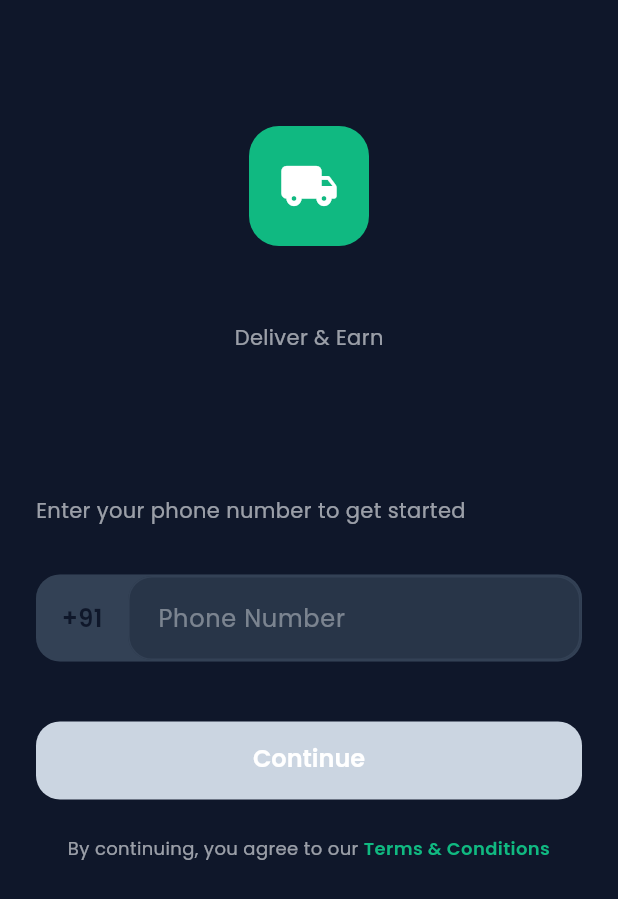
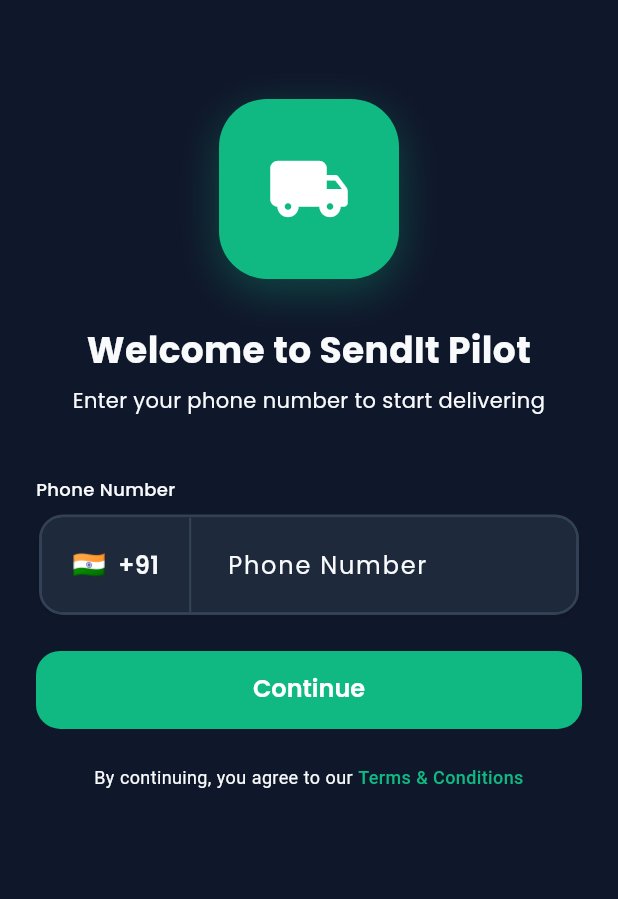
Before and after one commit to Nivs4796/SendIt, a Flutter app: the screen it shows after launch, on a phone screen of 412 x 824 dp. Shown: the top 899 px of the screen. Run offline on Flutter 3.47's test engine with Material 3 defaults, Android fonts, the phone set to English and light mode, and no system bars; our stand-ins replace dio, flutter_spinkit, geocoding, geolocator, get, get_storage and 5 more.

Commit message:
fix(pilot): Match user app UI/theme completely
- Rewrote login_view.dart to match user app (animations, AppText, AppTextField.phone)
- Rewrote otp_view.dart to match user app (AppOtpField, animations, AppButton)
- Fixed AppText widget to always apply theme color (was using hardcoded dark colors)
- All text now uses theme.colorScheme.onSurface for proper dark mode support
- UI now consistent between pilot and user apps

```diff
--- a/pilot_app/lib/app/core/widgets/app_text.dart
+++ b/pilot_app/lib/app/core/widgets/app_text.dart
@@ -84,24 +84,26 @@
   @override
   Widget build(BuildContext context) {
     TextStyle baseStyle = _getBaseStyle();
+    final theme = Theme.of(context);
 
     // Determine the effective color
     Color? effectiveColor = color;
     if (_isErrorText) {
-      effectiveColor = Theme.of(context).colorScheme.error;
+      effectiveColor = theme.colorScheme.error;
     } else if (_isSecondaryText) {
-      effectiveColor = Theme.of(context).colorScheme.onSurfaceVariant;
+      effectiveColor = theme.colorScheme.onSurfaceVariant;
+    } else if (color == null) {
+      // Apply theme-aware text color for all other variants
+      effectiveColor = theme.colorScheme.onSurface;
     }
 
     // Apply overrides
-    if (effectiveColor != null || letterSpacing != null || fontWeight != null || decoration != null) {
     baseStyle = baseStyle.copyWith(
       color: effectiveColor,
       letterSpacing: letterSpacing,
       fontWeight: fontWeight,
       decoration: decoration,
     );
-    }
 
     return Text(
       text,
--- a/pilot_app/lib/app/modules/auth/views/login_view.dart
+++ b/pilot_app/lib/app/modules/auth/views/login_view.dart
@@ -1,11 +1,7 @@
 import 'package:flutter/material.dart';
-import 'package:flutter/services.dart';
 import 'package:get/get.dart';
-
 import '../../../core/theme/app_colors.dart';
-import '../../../core/theme/app_text_styles.dart';
-import '../../../core/theme/app_theme.dart';
-import '../../../core/widgets/app_button.dart';
+import '../../../core/widgets/widgets.dart';
 import '../controllers/auth_controller.dart';
 
 class LoginView extends GetView<AuthController> {
@@ -13,191 +9,157 @@
 
   @override
   Widget build(BuildContext context) {
+    return const _LoginContent();
+  }
+}
+
+class _LoginContent extends StatefulWidget {
+  const _LoginContent();
+
+  @override
+  State<_LoginContent> createState() => _LoginContentState();
+}
+
+class _LoginContentState extends State<_LoginContent>
+    with SingleTickerProviderStateMixin {
+  late TextEditingController _phoneController;
+  late FocusNode _phoneFocusNode;
+  late AnimationController _animationController;
+  late Animation<double> _fadeAnimation;
+  late Animation<Offset> _slideAnimation;
+
+  @override
+  void initState() {
+    super.initState();
+    _phoneController = TextEditingController();
+    _phoneFocusNode = FocusNode();
+    _animationController = AnimationController(
+      vsync: this,
+      duration: const Duration(milliseconds: 600),
+    );
+    _fadeAnimation = Tween<double>(begin: 0.0, end: 1.0).animate(
+      CurvedAnimation(parent: _animationController, curve: Curves.easeOut),
+    );
+    _slideAnimation = Tween<Offset>(
+      begin: const Offset(0, 0.05),
+      end: Offset.zero,
+    ).animate(
+      CurvedAnimation(parent: _animationController, curve: Curves.easeOutCubic),
+    );
+    _animationController.forward();
+  }
+
+  @override
+  void dispose() {
+    _phoneController.dispose();
+    _phoneFocusNode.dispose();
+    _animationController.dispose();
+    super.dispose();
+  }
+
+  @override
+  Widget build(BuildContext context) {
+    final controller = Get.find<AuthController>();
     final theme = Theme.of(context);
-    final isDark = theme.brightness == Brightness.dark;
+    final screenHeight = MediaQuery.of(context).size.height;
 
-    return Scaffold(
+    return GestureDetector(
+      onTap: () => FocusScope.of(context).unfocus(),
+      child: Scaffold(
         backgroundColor: theme.scaffoldBackgroundColor,
+        resizeToAvoidBottomInset: true,
         body: SafeArea(
+          child: FadeTransition(
+            opacity: _fadeAnimation,
+            child: SlideTransition(
+              position: _slideAnimation,
               child: SingleChildScrollView(
-          padding: const EdgeInsets.all(24),
-          child: Column(
-            crossAxisAlignment: CrossAxisAlignment.start,
-            children: [
-              const SizedBox(height: 60),
-
-              // Logo & Title
-              Center(
+                child: Padding(
+                  padding: const EdgeInsets.symmetric(horizontal: 24),
                   child: Column(
                     children: [
-                    Container(
-                      width: 80,
-                      height: 80,
+                      SizedBox(height: screenHeight * 0.08),
+
+                      // Pilot Logo
+                      Hero(
+                        tag: 'pilot_logo',
+                        child: Container(
+                          width: 120,
+                          height: 120,
                           decoration: BoxDecoration(
                             color: AppColors.primary,
-                        borderRadius: BorderRadius.circular(20),
-                      ),
-                      child: const Icon(
-                        Icons.local_shipping_rounded,
-                        size: 40,
-                        color: Colors.white,
-                      ),
-                    ),
-                    const SizedBox(height: 16),
-                    Text(
-                      'SendIt Pilot',
-                      style: AppTextStyles.h2.copyWith(
-                        fontWeight: FontWeight.bold,
-                      ),
-                    ),
-                    const SizedBox(height: 4),
-                    Text(
-                      'Deliver & Earn',
-                      style: AppTextStyles.bodyMedium.copyWith(
-                        color: theme.colorScheme.onSurface.withValues(alpha: 0.6),
-                      ),
+                            borderRadius: BorderRadius.circular(32),
+                            boxShadow: [
+                              BoxShadow(
+                                color: AppColors.primary.withValues(alpha: 0.3),
+                                blurRadius: 24,
+                                offset: const Offset(0, 8),
                               ),
                             ],
                           ),
+                          padding: const EdgeInsets.all(24),
+                          child: const Icon(
+                            Icons.local_shipping_rounded,
+                            size: 56,
+                            color: Colors.white,
                           ),
-
-              const SizedBox(height: 60),
-
-              // Welcome Text
-              Text(
-                'Welcome!',
-                style: AppTextStyles.h3.copyWith(
-                  fontWeight: FontWeight.bold,
-                ),
-              ),
-              const SizedBox(height: 8),
-              Text(
-                'Enter your phone number to get started',
-                style: AppTextStyles.bodyMedium.copyWith(
-                  color: theme.colorScheme.onSurface.withValues(alpha: 0.6),
                         ),
                       ),
 
                       const SizedBox(height: 32),
 
-              // Phone Input
-              Container(
-                decoration: BoxDecoration(
-                  color: isDark
-                      ? theme.colorScheme.surfaceContainerHighest
-                      : theme.colorScheme.surface,
-                  borderRadius: BorderRadius.circular(AppTheme.radiusMedium),
-                  border: Border.all(
-                    color: theme.colorScheme.outline.withValues(alpha: 0.2),
+                      // Title
+                      const AppText.h2(
+                        'Welcome to SendIt Pilot',
+                        textAlign: TextAlign.center,
                       ),
-                ),
-                child: Row(
-                  children: [
-                    // Country Code
-                    Container(
-                      padding: const EdgeInsets.symmetric(horizontal: 16),
-                      child: Obx(() => Text(
-                        controller.countryCode.value,
-                        style: AppTextStyles.bodyLarge.copyWith(
-                          fontWeight: FontWeight.w600,
-                        ),
-                      )),
-                    ),
-                    Container(
-                      width: 1,
-                      height: 30,
-                      color: theme.colorScheme.outline.withValues(alpha: 0.2),
-                    ),
-                    // Phone Field
-                    Expanded(
-                      child: TextField(
-                        controller: controller.phoneController,
-                        keyboardType: TextInputType.phone,
-                        maxLength: 10,
-                        inputFormatters: [
-                          FilteringTextInputFormatter.digitsOnly,
-                        ],
-                        style: AppTextStyles.bodyLarge.copyWith(
-                          color: theme.colorScheme.onSurface,
-                        ),
-                        decoration: InputDecoration(
-                          hintText: 'Phone Number',
-                          hintStyle: AppTextStyles.bodyLarge.copyWith(
-                            color: theme.colorScheme.onSurface.withValues(alpha: 0.4),
-                          ),
-                          border: InputBorder.none,
-                          contentPadding: const EdgeInsets.symmetric(
-                            horizontal: 16,
-                            vertical: 16,
-                          ),
-                          counterText: '',
-                        ),
-                      ),
-                    ),
-                  ],
-                ),
+                      const SizedBox(height: 8),
+                      const AppText.secondary(
+                        'Enter your phone number to start delivering',
+                        textAlign: TextAlign.center,
                       ),
 
-              const SizedBox(height: 16),
+                      const SizedBox(height: 40),
 
-              // Error Message
-              Obx(() {
-                if (controller.errorMessage.value.isEmpty) {
-                  return const SizedBox.shrink();
-                }
-                return Container(
-                  padding: const EdgeInsets.all(12),
-                  decoration: BoxDecoration(
-                    color: theme.colorScheme.error.withValues(alpha: 0.1),
-                    borderRadius: BorderRadius.circular(AppTheme.radiusSmall),
-                  ),
-                  child: Row(
-                    children: [
-                      Icon(
-                        Icons.error_outline,
-                        color: theme.colorScheme.error,
-                        size: 20,
-                      ),
-                      const SizedBox(width: 8),
-                      Expanded(
-                        child: Text(
-                          controller.errorMessage.value,
-                          style: AppTextStyles.bodySmall.copyWith(
-                            color: theme.colorScheme.error,
-                          ),
-                        ),
-                      ),
-                    ],
-                  ),
-                );
-              }),
+                      // Phone Input - Using AppTextField.phone
+                      Obx(() => AppTextField.phone(
+                        controller: _phoneController,
+                        focusNode: _phoneFocusNode,
+                        hint: 'Phone Number',
+                        errorText: controller.errorMessage.value.isNotEmpty
+                            ? controller.errorMessage.value
+                            : null,
+                        onChanged: (value) => controller.phone.value = value,
+                      )),
 
                       const SizedBox(height: 24),
 
-              // Continue Button
-              Obx(() => AppButton(
+                      // Submit Button
+                      Obx(() => AppButton.primary(
                         text: 'Continue',
+                        isLoading: controller.isLoading.value,
                         onPressed: controller.sendOtp,
-                isLoading: controller.isLoading.value,
-                isDisabled: controller.phone.value.length < 10,
                       )),
 
                       const SizedBox(height: 24),
 
                       // Terms
-              Center(
+                      Padding(
+                        padding: const EdgeInsets.symmetric(horizontal: 16),
                         child: Text.rich(
                           TextSpan(
                             text: 'By continuing, you agree to our ',
-                    style: AppTextStyles.bodySmall.copyWith(
-                      color: theme.colorScheme.onSurface.withValues(alpha: 0.6),
+                            style: TextStyle(
+                              fontSize: 12,
+                              color: theme.colorScheme.onSurfaceVariant,
                             ),
                             children: [
                               TextSpan(
                                 text: 'Terms & Conditions',
-                        style: AppTextStyles.bodySmall.copyWith(
+                                style: TextStyle(
+                                  fontSize: 12,
                                   color: AppColors.primary,
-                          fontWeight: FontWeight.w600,
+                                  fontWeight: FontWeight.w500,
                                 ),
                               ),
                             ],
@@ -205,7 +167,13 @@
                           textAlign: TextAlign.center,
                         ),
                       ),
+
+                      SizedBox(height: screenHeight * 0.05),
                     ],
+                  ),
+                ),
+              ),
+            ),
           ),
         ),
       ),
```
Also changed, not shown: pilot_app/lib/app/modules/auth/views/otp_view.dart (+133 -125 lines). Lines whose indentation alone changed are shown as unchanged.
